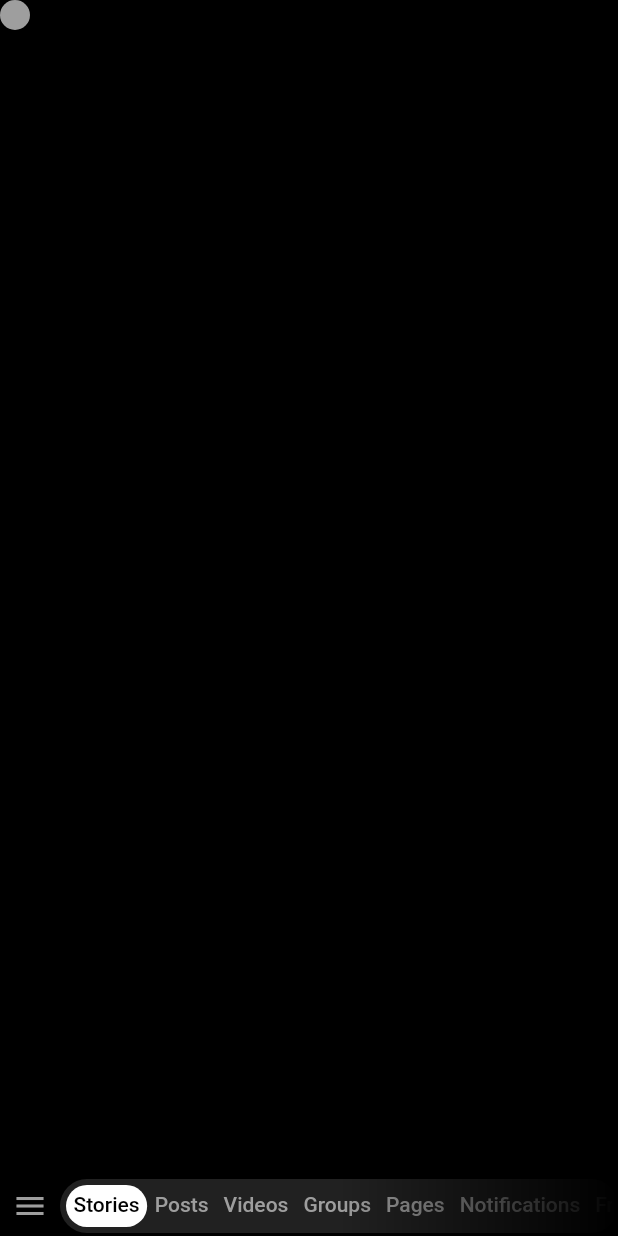
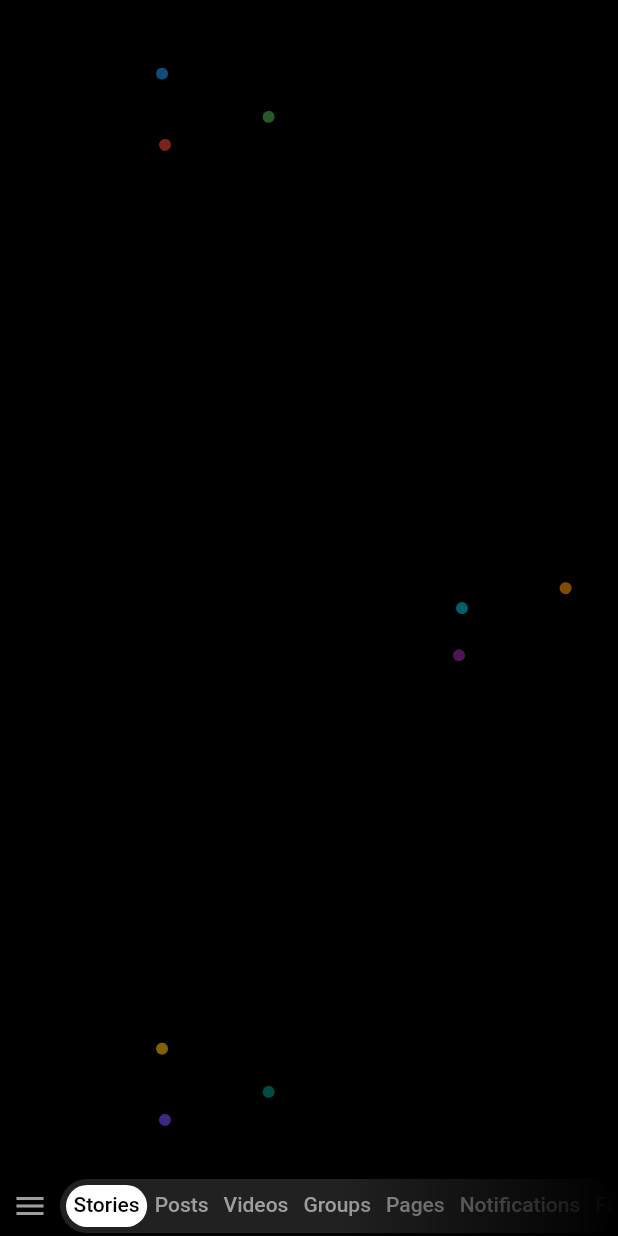
Before and after one commit to hassan-2040/social_network_demo, a Flutter app: the screen it shows after launch, on a phone screen of 412 x 824 dp. Run offline on Flutter 3.47's test engine with Material 2 defaults, Android fonts, the phone set to English and light mode, and no system bars.

Commit message:
set stack background

```diff
--- /dev/null
+++ b/lib/utilities/enums.dart
@@ -0,0 +1,4 @@
+enum RotationDirection {
+    clockwise,
+    anticlockwise,
+}
--- a/lib/views/home/components/home_background.dart
+++ b/lib/views/home/components/home_background.dart
@@ -1,4 +1,5 @@
 import 'package:flutter/material.dart';
+import 'package:social_network/utilities/enums.dart';
 import 'package:social_network/utilities/size_config.dart';
 
 class HomeBackground extends StatelessWidget {
@@ -16,15 +17,39 @@ class HomeBackground extends StatelessWidget {
       child: Stack(
         children: [
           Positioned(
-            top: 0,
-            left: 0,
-            child: Container(
-              height: 20,
-              width: 20,
-              decoration: BoxDecoration(
-                shape: BoxShape.circle,
-                color: Colors.grey,
-              ),
+            top: 50,
+            left: SizeConfig.screenWidth / 4,
+            child: const _RotatingWidgetColum(
+              firstColor: Colors.green,
+              secondColor: Colors.blue,
+              thirdColor: Colors.red,
+              durationRef: 5,
+              radiusRef: 10,
+              rotationDirection: RotationDirection.clockwise,
+            ),
+          ),
+          Positioned(
+            top: SizeConfig.screenHeight / 2,
+            right: SizeConfig.screenWidth / 4,
+            child: const _RotatingWidgetColum(
+              firstColor: Colors.orange,
+              secondColor: Colors.purple,
+              thirdColor: Colors.cyan,
+              durationRef: 5,
+              radiusRef: 10,
+              rotationDirection: RotationDirection.anticlockwise,
+            ),
+          ),
+          Positioned(
+            bottom: 100,
+            left: SizeConfig.screenWidth / 4,
+            child: const _RotatingWidgetColum(
+              firstColor: Colors.teal,
+              secondColor: Colors.amber,
+              thirdColor: Colors.deepPurpleAccent,
+              durationRef: 5,
+              radiusRef: 10,
+              rotationDirection: RotationDirection.clockwise,
             ),
           ),
           mainBody,
@@ -33,3 +58,128 @@ class HomeBackground extends StatelessWidget {
     );
   }
 }
+
+class _RotatingWidgetColum extends StatelessWidget {
+  final Color firstColor;
+  final Color secondColor;
+  final Color thirdColor;
+  final int durationRef;
+  final double radiusRef;
+  final RotationDirection rotationDirection;
+  const _RotatingWidgetColum({
+    required this.firstColor,
+    required this.secondColor,
+    required this.thirdColor,
+    required this.durationRef,
+    required this.radiusRef,
+    required this.rotationDirection,
+    Key? key,
+  }) : super(key: key);
+
+  Widget _rotationChild(Color _color) {
+    return Container(
+      height: 8,
+      width: 8,
+      decoration: BoxDecoration(
+        shape: BoxShape.circle,
+        color: _widgetColor(_color),
+      ),
+    );
+  }
+
+  Color _widgetColor(Color _c) {
+    return _c.withOpacity(0.5);
+  }
+
+  @override
+  Widget build(BuildContext context) {
+    return Column(
+      children: [
+        CircularRotationAnimation(
+          duration: durationRef,
+          radius: radiusRef,
+          rotatingChild: _rotationChild(firstColor),
+          rotationDirection: rotationDirection,
+        ),
+        CircularRotationAnimation(
+          duration: durationRef + 2,
+          radius: radiusRef + 10,
+          rotatingChild: _rotationChild(secondColor),
+          rotationDirection: rotationDirection,
+        ),
+        CircularRotationAnimation(
+          duration: durationRef + 4,
+          radius: radiusRef + 20,
+          rotatingChild: _rotationChild(thirdColor),
+          rotationDirection: rotationDirection,
+        ),
+      ],
+    );
+  }
+}
+
+class CircularRotationAnimation extends StatefulWidget {
+  final Widget rotatingChild;
+  final int duration;
+  final double radius;
+  final RotationDirection rotationDirection;
+  const CircularRotationAnimation({
+    required this.rotatingChild,
+    required this.radius,
+    required this.duration,
+    required this.rotationDirection,
+    Key? key,
+  }) : super(key: key);
+
+  @override
+  _CircularRotationAnimationState createState() =>
+      _CircularRotationAnimationState();
+}
+
+class _CircularRotationAnimationState extends State<CircularRotationAnimation>
+    with SingleTickerProviderStateMixin {
+  late AnimationController _rotationController;
+  late Animation<double> _rotationValue;
+
+  @override
+  void initState() {
+    _rotationController = AnimationController(
+      duration: Duration(seconds: widget.duration),
+      vsync: this,
+    )..repeat();
+
+    if (widget.rotationDirection == RotationDirection.clockwise) {
+      _rotationValue = Tween(begin: 0.0, end: 1.0).animate(
+        CurvedAnimation(
+          parent: _rotationController,
+          curve: Curves.easeInOut,
+        ),
+      );
+    } else {
+      _rotationValue = Tween(begin: 1.0, end: 0.0).animate(
+        CurvedAnimation(
+          parent: _rotationController,
+          curve: Curves.easeInOut,
+        ),
+      );
+    }
+    super.initState();
+  }
+
+  @override
+  void dispose() {
+    _rotationController
+      ..stop()
+      ..dispose();
+    super.dispose();
+  }
+
+  @override
+  Widget build(BuildContext context) {
+    return RotationTransition(
+      turns: _rotationValue,
+      alignment: Alignment(widget.radius, 0),
+      child: widget.rotatingChild,
+    );
+  }
+}
```
